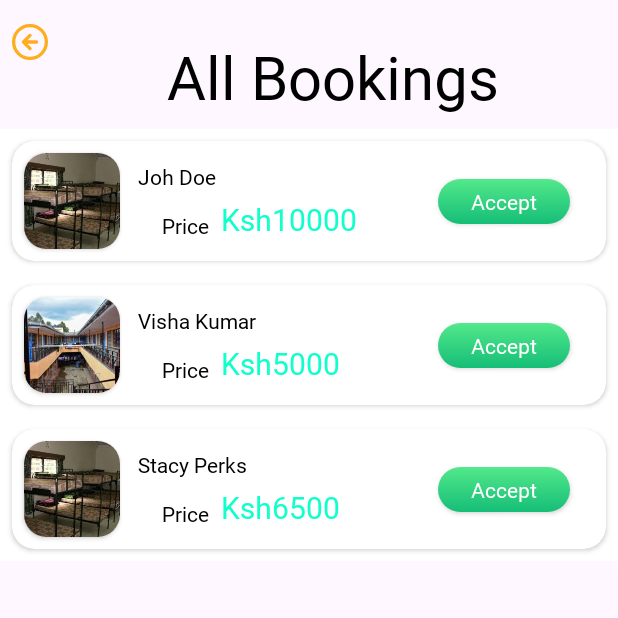
After one commit to leemutai/AdminHostelFinder, an Android app: the PendingBookingActivity screen opened directly, with no data from a screen before it, on a phone screen of 412 x 824 dp, the top half of it. The commit adds this screen. Run offline under Robolectric (Android 15) with nearby library versions, the phone set to English and light mode, and no system bars.

Commit message:
added create user, pending bookings and updated main activity

```diff
--- a/app/src/main/AndroidManifest.xml
+++ b/app/src/main/AndroidManifest.xml
@@ -12,6 +12,12 @@
         android:supportsRtl="true"
         android:theme="@style/Theme.AdminHostel_Locator"
         tools:targetApi="31">
+        <activity
+            android:name=".PendingBookingActivity"
+            android:exported="false" />
+        <activity
+            android:name=".CreateUserActivity"
+            android:exported="false" />
         <activity
             android:name=".AdminProfileActivity"
             android:exported="false" />
--- /dev/null
+++ b/app/src/main/java/com/example/adminhostel_locator/PendingBookingActivity.kt
@@ -0,0 +1,29 @@
+package com.example.adminhostel_locator
+
+import androidx.appcompat.app.AppCompatActivity
+import android.os.Bundle
+import androidx.recyclerview.widget.LinearLayoutManager
+import com.example.adminhostel_locator.adapter.BookingStatusAdapter
+import com.example.adminhostel_locator.adapter.PendingBookingAdapter
+import com.example.adminhostel_locator.databinding.ActivityPendingBookingBinding
+import com.example.adminhostel_locator.databinding.PendingBookingPropertyBinding
+
+class PendingBookingActivity : AppCompatActivity() {
+    private lateinit var binding:ActivityPendingBookingBinding
+    override fun onCreate(savedInstanceState: Bundle?) {
+        super.onCreate(savedInstanceState)
+        binding = ActivityPendingBookingBinding.inflate(layoutInflater)
+        setContentView(binding.root)
+
+        binding.backButton.setOnClickListener {
+            finish()
+        }
+
+        val bookedCustomerName = arrayListOf("Joh Doe", "Visha Kumar", "Stacy Perks")
+        val bookedListingPrice = arrayListOf("Ksh10000", "Ksh5000", "Ksh6500")
+        val bookedListingImage = arrayListOf(R.drawable.hostel,R.drawable.hostel2,R.drawable.hostel)
+        val adapter = PendingBookingAdapter(bookedCustomerName, bookedListingPrice,bookedListingImage, this)
+        binding.pendingBookingRecyclerView.adapter = adapter
+        binding.pendingBookingRecyclerView.layoutManager = LinearLayoutManager(this)
+    }
+}
--- /dev/null
+++ b/app/src/main/java/com/example/adminhostel_locator/adapter/PendingBookingAdapter.kt
@@ -0,0 +1,70 @@
+package com.example.adminhostel_locator.adapter
+
+import android.content.Context
+import android.view.LayoutInflater
+import android.view.ViewGroup
+import android.view.textclassifier.ConversationActions.Message
+import android.widget.Toast
+import androidx.recyclerview.widget.RecyclerView
+import com.example.adminhostel_locator.databinding.PendingBookingPropertyBinding
+
+class PendingBookingAdapter(
+    private val customerNames: ArrayList<String>,
+    private val listingPrice: ArrayList<String>,
+    private val listingImage: ArrayList<Int>,
+    private val context: Context
+) : RecyclerView.Adapter<PendingBookingAdapter.PendingViewHolder>() {
+
+
+    override fun onCreateViewHolder(parent: ViewGroup, viewType: Int): PendingViewHolder {
+        val binding = PendingBookingPropertyBinding.inflate(
+            LayoutInflater.from(parent.context),
+            parent,
+            false
+        )
+        return PendingViewHolder(binding)
+    }
+
+
+    override fun onBindViewHolder(holder: PendingViewHolder, position: Int) {
+        holder.bind(position)
+    }
+
+    override fun getItemCount(): Int = customerNames.size
+    inner class PendingViewHolder(private val binding: PendingBookingPropertyBinding) :
+        RecyclerView.ViewHolder(binding.root) {
+        private var isAccepted = false
+        fun bind(position: Int) {
+            binding.apply {
+                customerName.text = customerNames[position]
+                pendingPropertyPrice.text = listingPrice[position]
+                bookedPropertyImage.setImageResource(listingImage[position])
+
+                bookingAcceptButton.apply {
+                    if (!isAccepted) {
+                        text = "Accept"
+                    } else {
+                        text = "Dispatch"
+                    }
+                    setOnClickListener {
+                        if (!isAccepted) {
+                            text = "Allocated"
+                            isAccepted = true
+                            showToast("Booking Is accepted")
+                        } else {
+                            customerNames.removeAt(adapterPosition)
+                            notifyItemRemoved(adapterPosition)
+                            showToast("House Allocated")
+                        }
+                    }
+                }
+
+            }
+
+        }
+        private fun showToast(message: String) {
+            Toast.makeText(context,message, Toast.LENGTH_SHORT).show()
+        }
+
+    }
+}
--- /dev/null
+++ b/app/src/main/res/layout/activity_pending_booking.xml
@@ -0,0 +1,45 @@
+<?xml version="1.0" encoding="utf-8"?>
+<androidx.constraintlayout.widget.ConstraintLayout xmlns:android="http://schemas.android.com/apk/res/android"
+    xmlns:app="http://schemas.android.com/apk/res-auto"
+    xmlns:tools="http://schemas.android.com/tools"
+    android:layout_width="match_parent"
+    android:layout_height="match_parent"
+    tools:context=".PendingOrderActivity">
+
+    <ImageButton
+        android:id="@+id/backButton"
+        android:layout_width="24dp"
+        android:layout_height="24dp"
+        android:layout_marginStart="8dp"
+        android:layout_marginTop="16dp"
+        android:background="@android:color/transparent"
+        android:scaleType="centerCrop"
+        android:src="@drawable/arrow_left"
+        app:layout_constraintStart_toStartOf="parent"
+        app:layout_constraintTop_toTopOf="parent" />
+
+    <TextView
+        android:id="@+id/textView12"
+        android:layout_width="wrap_content"
+        android:layout_height="wrap_content"
+        android:layout_marginTop="8dp"
+        android:fontFamily="@font/yeon_sung"
+        android:text="All Bookings"
+        android:textColor="@color/black"
+        android:textSize="40sp"
+        app:layout_constraintEnd_toEndOf="parent"
+        app:layout_constraintStart_toEndOf="@+id/backButton"
+        app:layout_constraintTop_toTopOf="@+id/backButton" />
+
+    <androidx.recyclerview.widget.RecyclerView
+        android:id="@+id/pendingBookingRecyclerView"
+        android:layout_marginTop="8dp"
+        android:layout_width="match_parent"
+        android:layout_height="0dp"
+        tools:listitem="@layout/pending_booking_property"
+        app:layout_constraintBottom_toBottomOf="parent"
+        app:layout_constraintEnd_toEndOf="parent"
+        app:layout_constraintStart_toStartOf="parent"
+        app:layout_constraintTop_toBottomOf="@+id/textView12" />
+
+</androidx.constraintlayout.widget.ConstraintLayout>
--- /dev/null
+++ b/app/src/main/res/layout/pending_booking_property.xml
@@ -0,0 +1,99 @@
+<?xml version="1.0" encoding="utf-8"?>
+<androidx.constraintlayout.widget.ConstraintLayout xmlns:android="http://schemas.android.com/apk/res/android"
+    xmlns:tools="http://schemas.android.com/tools"
+    android:layout_width="match_parent"
+    android:layout_height="wrap_content"
+    android:background="@color/white"
+    xmlns:app="http://schemas.android.com/apk/res-auto">
+
+    <androidx.cardview.widget.CardView
+        android:layout_width="0dp"
+        app:cardCornerRadius="15dp"
+        android:elevation="2dp"
+        android:layout_marginTop="8dp"
+        android:layout_marginBottom="8dp"
+        android:layout_marginStart="8dp"
+        android:layout_marginEnd="8dp"
+        android:layout_height="wrap_content"
+        app:layout_constraintBottom_toBottomOf="parent"
+        app:layout_constraintEnd_toEndOf="parent"
+        app:layout_constraintStart_toStartOf="parent"
+        app:layout_constraintTop_toTopOf="parent">
+
+        <androidx.constraintlayout.widget.ConstraintLayout
+            android:layout_width="match_parent"
+            android:layout_height="match_parent">
+
+            <androidx.cardview.widget.CardView
+                android:id="@+id/cardView9"
+                android:layout_width="wrap_content"
+                android:layout_height="match_parent"
+                android:layout_marginStart="8dp"
+                android:layout_marginTop="8dp"
+                android:layout_marginBottom="8dp"
+                app:cardCornerRadius="15dp"
+                app:layout_constraintBottom_toBottomOf="parent"
+                app:layout_constraintStart_toStartOf="parent"
+                app:layout_constraintTop_toTopOf="parent">
+
+                <ImageView
+                    android:id="@+id/bookedPropertyImage"
+                    android:layout_width="64dp"
+                    android:layout_height="64dp"
+                    android:scaleType="centerCrop"
+                    android:src="@drawable/hostel2" />
+            </androidx.cardview.widget.CardView>
+
+            <TextView
+                android:id="@+id/customerName"
+                android:layout_width="wrap_content"
+                android:layout_height="wrap_content"
+                android:layout_marginStart="12dp"
+                android:fontFamily="@font/yeon_sung"
+                android:text="Name Customer"
+                android:textColor="@color/black"
+                app:layout_constraintBottom_toTopOf="@+id/textView16"
+                app:layout_constraintStart_toEndOf="@+id/cardView9"
+                app:layout_constraintTop_toTopOf="parent" />
+
+            <TextView
+                android:id="@+id/textView16"
+                android:layout_width="wrap_content"
+                android:layout_height="wrap_content"
+                android:layout_marginStart="28dp"
+                android:fontFamily="@font/yeon_sung"
+                android:text="Price"
+                android:textColor="@color/black"
+                app:layout_constraintBottom_toBottomOf="parent"
+                app:layout_constraintStart_toEndOf="@+id/cardView9"
+                app:layout_constraintTop_toBottomOf="@+id/customerName" />
+
+            <TextView
+                android:id="@+id/pendingPropertyPrice"
+                android:layout_width="wrap_content"
+                android:layout_height="wrap_content"
+                android:layout_marginLeft="8dp"
+                android:fontFamily="@font/yeon_sung"
+                android:text="ksh 10000"
+                android:textColor="@color/textColor"
+                android:textSize="20sp"
+                app:layout_constraintBottom_toBottomOf="@+id/textView16"
+                app:layout_constraintStart_toEndOf="@+id/textView16" />
+
+            <androidx.appcompat.widget.AppCompatButton
+                android:id="@+id/bookingAcceptButton"
+                android:layout_width="wrap_content"
+                android:layout_height="30dp"
+                android:text="Accept"
+                android:textAllCaps="false"
+                android:textColor="@color/white"
+                android:fontFamily="@font/yeon_sung"
+                android:background="@drawable/greenbuttonshape"
+                android:layout_marginRight="24dp"
+                app:layout_constraintBottom_toBottomOf="parent"
+                app:layout_constraintEnd_toEndOf="parent"
+                app:layout_constraintTop_toTopOf="parent" />
+        </androidx.constraintlayout.widget.ConstraintLayout>
+    </androidx.cardview.widget.CardView>
+
+</androidx.constraintlayout.widget.ConstraintLayout>
```
Also changed, not shown: app/src/main/java/com/example/adminhostel_locator/CreateUserActivity.kt (added, +18 -0 lines), app/src/main/java/com/example/adminhostel_locator/MainActivity.kt (+8 -0 lines), app/src/main/res/layout/activity_create_user.xml (added, +146 -0 lines), app/src/main/res/layout/activity_main.xml (+6 -6 lines).
